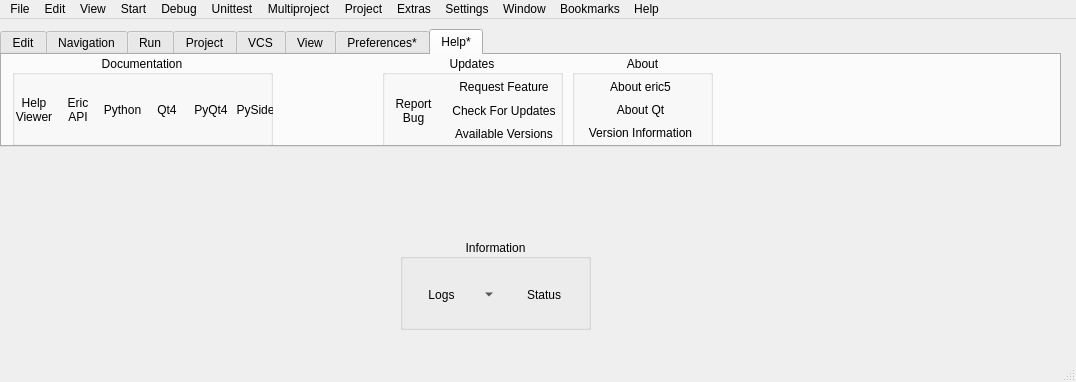
sergeyfarin/kyui, file TestItems/E5MenuActions.ui: the form before one commit.
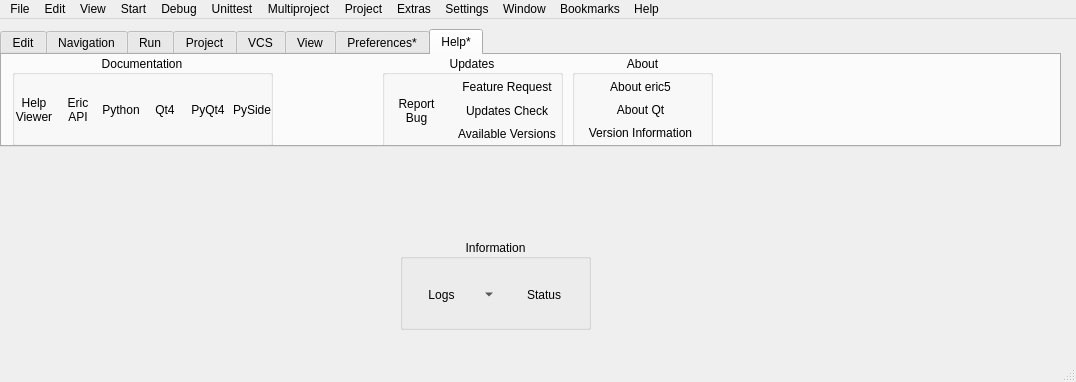
The form after the commit. The open tabs and pages were chosen to show the change. Icons and pictures are not drawn.

Commit message: Included new icons and .rc file

The edit to the form file:
```diff
--- a/TestItems/E5MenuActions.ui
+++ b/TestItems/E5MenuActions.ui
@@ -5294,7 +5294,7 @@
         <rect>
          <x>0</x>
          <y>20</y>
-         <width>266</width>
+         <width>261</width>
          <height>70</height>
         </rect>
        </property>
@@ -5629,7 +5629,7 @@
            </size>
           </property>
           <property name="text">
-           <string>Request Feature</string>
+           <string>Feature Request</string>
           </property>
           <property name="icon">
            <iconset resource="../../Resources/Icons/ericActions.qrc">
@@ -5664,7 +5664,7 @@
            </size>
           </property>
           <property name="text">
-           <string>Check For Updates</string>
+           <string>Updates Check</string>
           </property>
           <property name="icon">
            <iconset>
```
